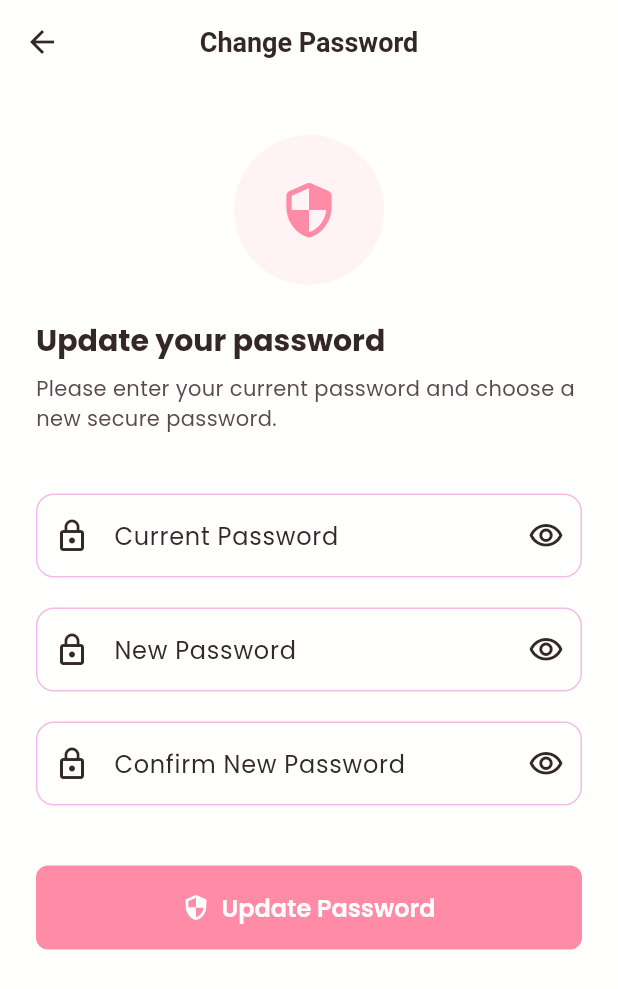
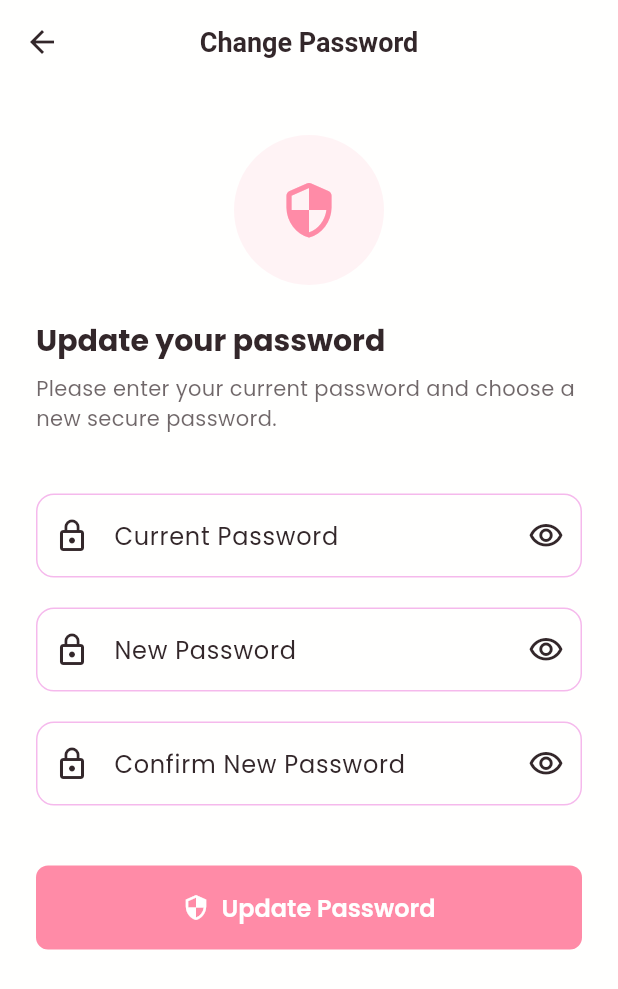
Before and after one commit to jeremie0713/just-chat-app, a Flutter app: the ChangePasswordView screen opened by its route, on a phone screen of 412 x 824 dp. Shown: the top 989 px of the screen. Run offline on Flutter 3.47's test engine with Material 3 defaults, Android fonts, the phone set to English and light mode, and no system bars; our stand-ins replace cloud_firestore, firebase_auth, firebase_core, get, google_fonts, shared_preferences; accounts and stored records are empty.

Commit message:
Update prompt text color for Dark Theme

```diff
--- a/lib/views/profile/change_password_view.dart
+++ b/lib/views/profile/change_password_view.dart
@@ -49,7 +49,7 @@ class ChangePasswordView extends StatelessWidget {
                 Text(
                   'Please enter your current password and choose a new secure password.',
                   style: Theme.of(context).textTheme.bodyMedium?.copyWith(
-                    color: AppTheme.textSecondaryColor,
+                    color: Theme.of(context).colorScheme.onSurface.withOpacity(0.7),
                   ),
                   textAlign: TextAlign.start,
                 ),
```
